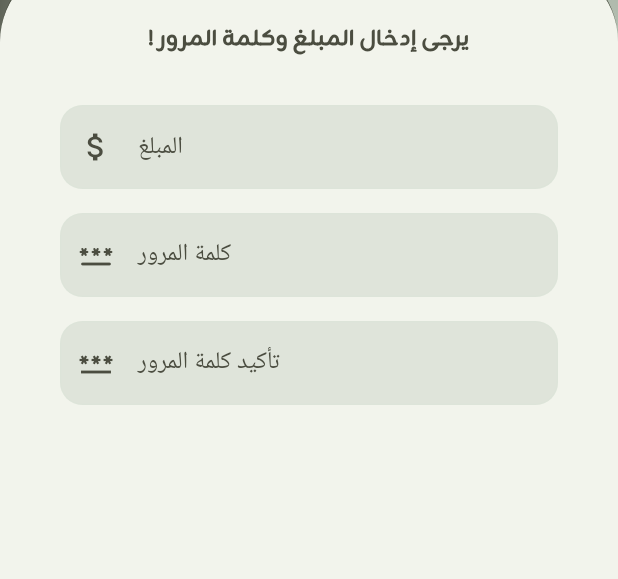
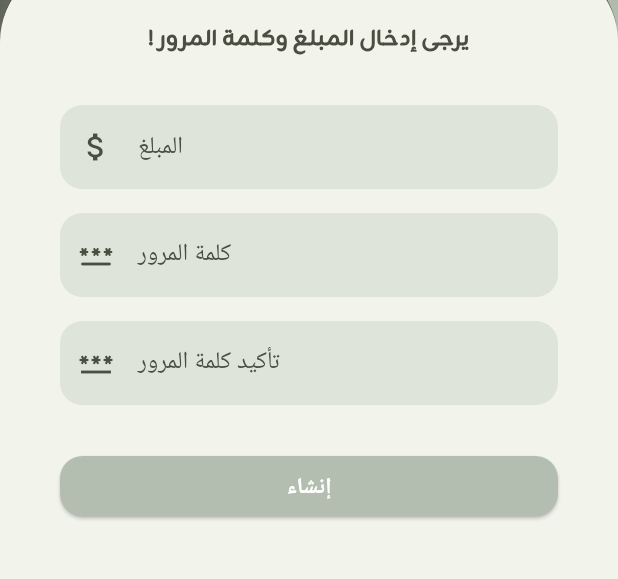
Before and after one commit to samehadehman/flutter_donate_app, a Flutter app: the CreateWalletPage screen opened directly, on a phone screen of 412 x 824 dp, the part 267-846 px from its top. Run offline on Flutter 3.47's test engine with Material 3 defaults, Android fonts, the phone set to English and light mode, and no system bars; our stand-ins replace bloc, carousel_slider, dio, equatable, flutter_bloc, pin_code_fields and 1 more; accounts and stored records are empty; network calls fail.

Commit message:
edit wallet

```diff
--- a/lib/ui/view/profilePage.dart
+++ b/lib/ui/view/profilePage.dart
@@ -423,6 +423,8 @@ Widget buildWalletTab(
     ),
   ),
 );
+         context.read<WalletBloc>().add(FetchWallet());
+
                   },
                 ),
               ],
--- a/lib/ui/view/wallet_page.dart
+++ b/lib/ui/view/wallet_page.dart
@@ -276,8 +276,11 @@ widget.isEdit
                   return null;
                 },
               ),
-              SizedBox(height: 30),]
-              else
+              SizedBox(height: 30),
+
+              ],
+
+
               SizedBox(
                 width: double.infinity,
                 child: ElevatedButtonWidget(
```
